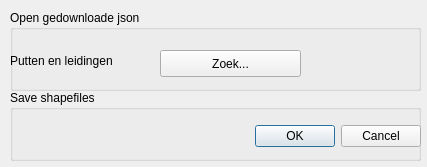
Old version of the form beoordelingstool_download_dialog.ui in the repository nens/Beoordelingstool.
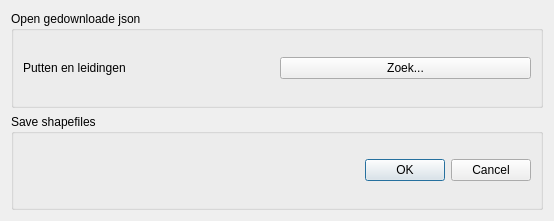
New version of the form.

Commit message: Fixed the widgets resising properly by setting a layout for al widgets.

```diff
--- a/beoordelingstool_download_dialog.ui
+++ b/beoordelingstool_download_dialog.ui
@@ -6,73 +6,45 @@
    <rect>
     <x>0</x>
     <y>0</y>
-    <width>427</width>
-    <height>167</height>
+    <width>554</width>
+    <height>221</height>
    </rect>
   </property>
   <property name="windowTitle">
    <string>Save shapefiles</string>
   </property>
+  <layout class="QVBoxLayout" name="verticalLayout">
+   <item>
   <widget class="QGroupBox" name="groupbox_download_json">
-   <property name="geometry">
-    <rect>
-     <x>10</x>
-     <y>10</y>
-     <width>411</width>
-     <height>81</height>
-    </rect>
-   </property>
    <property name="title">
     <string>Open gedownloade json</string>
    </property>
+     <layout class="QHBoxLayout" name="horizontalLayout">
+      <item>
    <widget class="QLabel" name="download_riool_label">
-    <property name="geometry">
-     <rect>
-      <x>0</x>
-      <y>40</y>
-      <width>141</width>
-      <height>21</height>
-     </rect>
-    </property>
     <property name="text">
      <string>Putten en leidingen</string>
     </property>
    </widget>
+      </item>
+      <item>
    <widget class="QPushButton" name="download_riool_search">
-    <property name="geometry">
-     <rect>
-      <x>150</x>
-      <y>40</y>
-      <width>141</width>
-      <height>27</height>
-     </rect>
-    </property>
     <property name="text">
      <string>Zoek...</string>
     </property>
    </widget>
-  </widget>
+      </item>
+     </layout>
+    </widget>
+   </item>
+   <item>
   <widget class="QGroupBox" name="groupbox_save_shapefile">
-   <property name="geometry">
-    <rect>
-     <x>10</x>
-     <y>90</y>
-     <width>411</width>
-     <height>71</height>
-    </rect>
-   </property>
    <property name="title">
     <string>Save shapefiles</string>
    </property>
+     <layout class="QHBoxLayout" name="horizontalLayout_2">
+      <item>
    <widget class="QDialogButtonBox" name="buttonBox">
-    <property name="geometry">
-     <rect>
-      <x>0</x>
-      <y>30</y>
-      <width>411</width>
-      <height>32</height>
-     </rect>
-    </property>
     <property name="layoutDirection">
      <enum>Qt::LeftToRight</enum>
     </property>
@@ -89,7 +61,11 @@
      <bool>false</bool>
     </property>
    </widget>
-  </widget>
+      </item>
+     </layout>
+    </widget>
+   </item>
+  </layout>
  </widget>
  <resources/>
  <connections>
```
Lines whose indentation alone changed are shown as unchanged. The commit also changes 2 other files.
